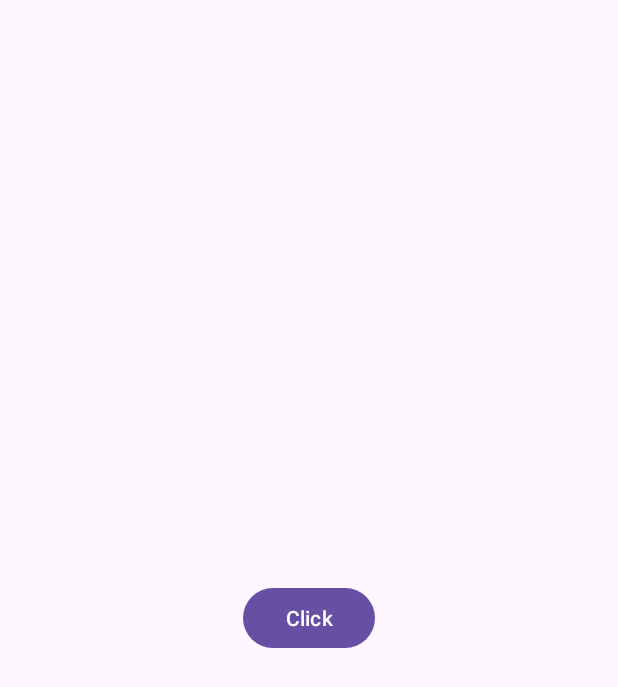
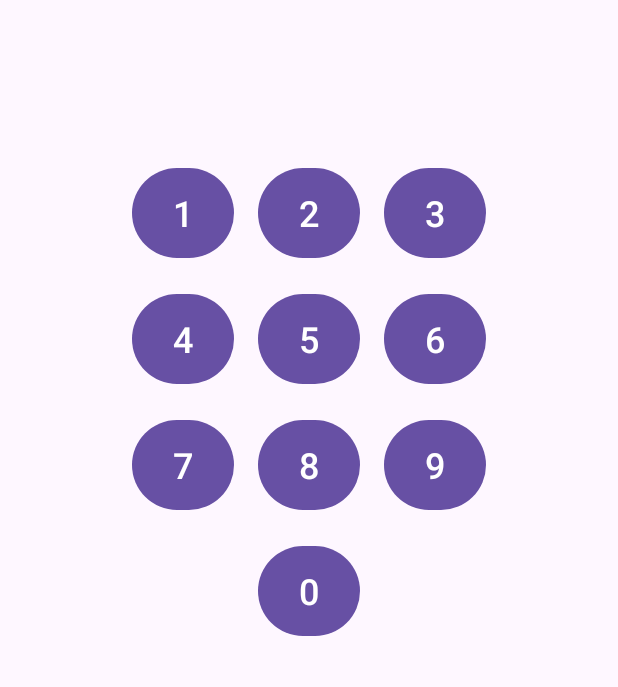
Before and after one commit to khandyana-madhuri/AndroidDevelopment, an Android app: the screen it shows after launch (MainActivity), on a phone screen of 412 x 824 dp. Shown: the top 687 px of the screen. Run offline under Robolectric (Android 15) with nearby library versions, the phone set to English and light mode, and no system bars.

Commit message:
Autosize the textview

```diff
--- a/app/src/main/java/com/example/androiddevelopment/MainActivity.kt
+++ b/app/src/main/java/com/example/androiddevelopment/MainActivity.kt
@@ -1,6 +1,9 @@
 package com.example.androiddevelopment
 
+import android.annotation.SuppressLint
 import android.os.Bundle
+import android.view.View
+import android.widget.TextView
 import androidx.activity.enableEdgeToEdge
 import androidx.appcompat.app.AppCompatActivity
 import androidx.core.view.ViewCompat
@@ -8,14 +11,71 @@ import androidx.core.view.WindowInsetsCompat
 
 
 class MainActivity : AppCompatActivity() {
+    private lateinit var primaryTextView: TextView
     override fun onCreate(savedInstanceState: Bundle?) {
         super.onCreate(savedInstanceState)
         enableEdgeToEdge()
         setContentView(R.layout.activity_main)
-        ViewCompat.setOnApplyWindowInsetsListener(findViewById(R.id.main)) { v, insets ->
-            val systemBars = insets.getInsets(WindowInsetsCompat.Type.systemBars())
-            v.setPadding(systemBars.left, systemBars.top, systemBars.right, systemBars.bottom)
-            insets
-        }
+
+        primaryTextView = findViewById(R.id.primaryTextView)
+    }
+
+    @SuppressLint("SetTextI18n")
+    fun clickedOne(view: View?) {
+        primaryTextView.text = primaryTextView.text.toString() + "1"
+    }
+
+    // handle the button 2 and append the 2 to the end of the TextView
+    @SuppressLint("SetTextI18n")
+    fun clickedTwo(view: View?) {
+        primaryTextView.text = primaryTextView.text.toString() + "2"
+    }
+
+    // handle the button 3 and append the 3 to the end of the TextView
+    @SuppressLint("SetTextI18n")
+    fun clickedThree(view: View?) {
+        primaryTextView.text = primaryTextView.text.toString() + "3"
+    }
+
+    // handle the button 4 and append the 4 to the end of the TextView
+    @SuppressLint("SetTextI18n")
+    fun clickedFour(view: View?) {
+        primaryTextView.text = primaryTextView.text.toString() + "4"
+    }
+
+    // handle the button 5 and append the 5 to the end of the TextView
+    @SuppressLint("SetTextI18n")
+    fun clickedFive(view: View?) {
+        primaryTextView.text = primaryTextView.text.toString() + "5"
+    }
+
+    // handle the button 6 and append the 6 to the end of the TextView
+    @SuppressLint("SetTextI18n")
+    fun clickedSix(view: View?) {
+        primaryTextView.text = primaryTextView.text.toString() + "6"
+    }
+
+    // handle the button 7 and append the 7 to the end of the TextView
+    @SuppressLint("SetTextI18n")
+    fun clickedSeven(view: View?) {
+        primaryTextView.text = primaryTextView.text.toString() + "7"
+    }
+
+    // handle the button 8 and append the 8 to the end of the TextView
+    @SuppressLint("SetTextI18n")
+    fun clickedEight(view: View?) {
+        primaryTextView.text = primaryTextView.text.toString() + "8"
+    }
+
+    // handle the button 9 and append the 9 to the end of the TextView
+    @SuppressLint("SetTextI18n")
+    fun clickedNine(view: View?) {
+        primaryTextView.text = primaryTextView.text.toString() + "9"
+    }
+
+    // handle the button 0 and append the 0 to the end of the TextView
+    @SuppressLint("SetTextI18n")
+    fun clickedZero(view: View?) {
+        primaryTextView.text = primaryTextView.text.toString() + "0"
     }
 }
--- a/app/src/main/res/layout/activity_main.xml
+++ b/app/src/main/res/layout/activity_main.xml
@@ -1,19 +1,135 @@
 <?xml version="1.0" encoding="utf-8"?>
-<androidx.constraintlayout.widget.ConstraintLayout xmlns:android="http://schemas.android.com/apk/res/android"
+<!-- The attributes further invoked for the
+     TextView are the part of Android Jetpac so we need to
+     include xmlns:app="http://schemas.android.com/apk/res-auto"
+     as you can see below -->
+<LinearLayout
+    xmlns:android="http://schemas.android.com/apk/res/android"
     xmlns:app="http://schemas.android.com/apk/res-auto"
     xmlns:tools="http://schemas.android.com/tools"
-    android:id="@+id/main"
     android:layout_width="match_parent"
     android:layout_height="match_parent"
-    tools:context=".MainActivity">
+    android:orientation="vertical">
+
+    <!-- One needs to hardcode the height of the TextView -->
+    <!-- so that it can decrease its height automatically within -->
+    <!-- the given height and it doesn't disturbs the other widgets -->
+    <!-- one can set the maxLines of the TextViews upto which -->
+    <!-- the lines of the TextViews must be visible in this case its 2 -->
+
+    <TextView
+        android:id="@+id/primaryTextView"
+        android:layout_width="match_parent"
+        android:layout_height="100dp"
+        android:maxLines="1"
+        app:autoSizeMaxTextSize="80sp"
+        app:autoSizeMinTextSize="10sp"
+        app:autoSizeStepGranularity="2sp"
+        android:autoSizeTextType="uniform"
+         />
+
+    <LinearLayout
+        android:layout_width="match_parent"
+        android:layout_height="wrap_content"
+        android:gravity="center"
+        android:orientation="horizontal"
+        android:weightSum="3">
+
+        <Button
+            android:layout_width="68dp"
+            android:layout_height="68dp"
+            android:layout_margin="8dp"
+            android:onClick="clickedOne"
+            android:text="1"
+            android:textSize="24sp" />
+
+        <Button
+            android:layout_width="68dp"
+            android:layout_height="68dp"
+            android:layout_margin="8dp"
+            android:onClick="clickedTwo"
+            android:text="2"
+            android:textSize="24sp" />
+
+        <Button
+            android:layout_width="68dp"
+            android:layout_height="68dp"
+            android:layout_margin="8dp"
+            android:onClick="clickedThree"
+            android:text="3"
+            android:textSize="24sp" />
+    </LinearLayout>
+
+    <LinearLayout
+        android:layout_width="match_parent"
+        android:layout_height="wrap_content"
+        android:gravity="center"
+        android:orientation="horizontal"
+        android:weightSum="3">
+
+        <Button
+            android:layout_width="68dp"
+            android:layout_height="68dp"
+            android:layout_margin="8dp"
+            android:onClick="clickedFour"
+            android:text="4"
+            android:textSize="24sp" />
+
+        <Button
+            android:layout_width="68dp"
+            android:layout_height="68dp"
+            android:layout_margin="8dp"
+            android:onClick="clickedFive"
+            android:text="5"
+            android:textSize="24sp" />
+
+        <Button
+            android:layout_width="68dp"
+            android:layout_height="68dp"
+            android:layout_margin="8dp"
+            android:onClick="clickedSix"
+            android:text="6"
+            android:textSize="24sp" />
+    </LinearLayout>
+
+    <LinearLayout
+        android:layout_width="match_parent"
+        android:layout_height="wrap_content"
+        android:gravity="center"
+        android:orientation="horizontal"
+        android:weightSum="3">
+
+        <Button
+            android:layout_width="68dp"
+            android:layout_height="68dp"
+            android:layout_margin="8dp"
+            android:onClick="clickedSeven"
+            android:text="7"
+            android:textSize="24sp" />
+
+        <Button
+            android:layout_width="68dp"
+            android:layout_height="68dp"
+            android:layout_margin="8dp"
+            android:onClick="clickedEight"
+            android:text="8"
+            android:textSize="24sp" />
+
+        <Button
+            android:layout_width="68dp"
+            android:layout_height="68dp"
+            android:layout_margin="8dp"
+            android:onClick="clickedNine"
+            android:text="9"
+            android:textSize="24sp" />
+    </LinearLayout>
 
     <Button
-        android:layout_width="wrap_content"
-        android:layout_height="wrap_content"
-        android:text="Click"
-        app:layout_constraintBottom_toBottomOf="parent"
-        app:layout_constraintEnd_toEndOf="parent"
-        app:layout_constraintStart_toStartOf="parent"
-        app:layout_constraintTop_toTopOf="parent" />
-
-</androidx.constraintlayout.widget.ConstraintLayout>
+        android:layout_width="68dp"
+        android:layout_height="68dp"
+        android:layout_gravity="center"
+        android:layout_marginTop="8dp"
+        android:onClick="clickedZero"
+        android:text="0"
+        android:textSize="24sp" />
+</LinearLayout>
```
